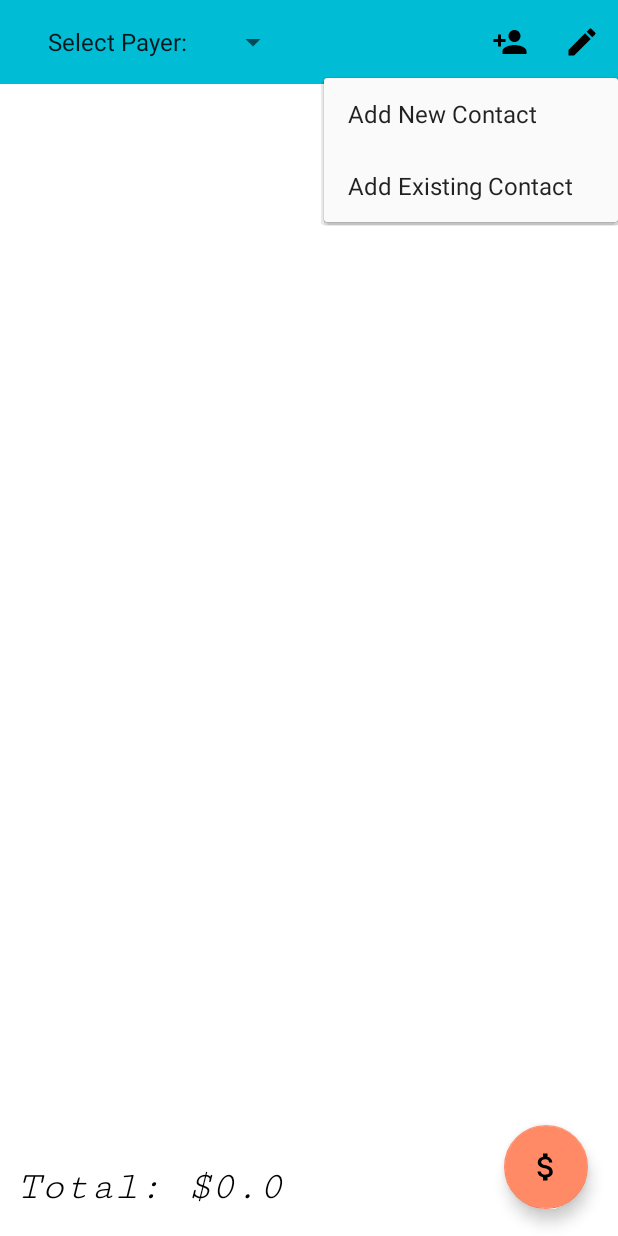
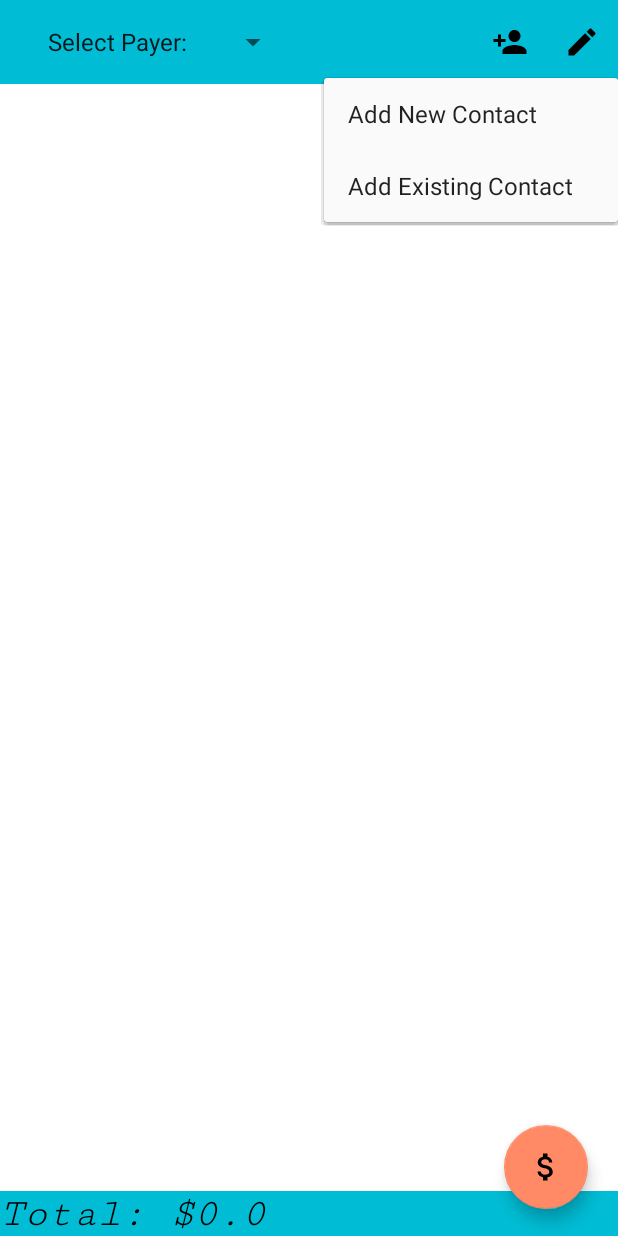
Before and after one commit to leifgrosswiler/Banana, an Android app: the MainReceipt screen opened directly, with no data from a screen before it, after a tap on "Add User", on a phone screen of 412 x 824 dp. Run offline under Robolectric (Android 15) with nearby library versions, the phone set to English and light mode, and no system bars; our stand-ins replace CircleImageView.

Commit message:
app bar total

```diff
--- a/app/src/main/res/layout/activity_main_receipt.xml
+++ b/app/src/main/res/layout/activity_main_receipt.xml
@@ -32,9 +32,9 @@
 
     <TextView
         android:id="@+id/totalView"
-        android:layout_width="wrap_content"
+        android:layout_width="match_parent"
         android:layout_height="wrap_content"
-        android:layout_marginStart="11dp"
+        android:layout_alignParentBottom="true"
         android:layout_marginTop="6dp"
         android:text="Total"
         android:textColor="#000000"
@@ -42,5 +42,6 @@
         android:textStyle="italic"
         android:textSize="12pt"
         android:layout_alignBottom="@+id/fab"
-        android:layout_alignParentStart="true" />
+        android:layout_alignParentStart="true"
+        android:background="@color/colorPrimary"/>
 </RelativeLayout>
```
